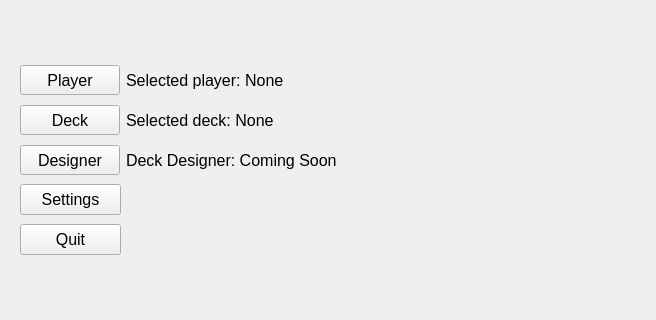
Old version of the form src/ui/main_window.ui in the repository nikolovdeyan/flashkarti; both pictures show x 0 to 656 and y 165 to 485 of the 946 by 640 pixel window.
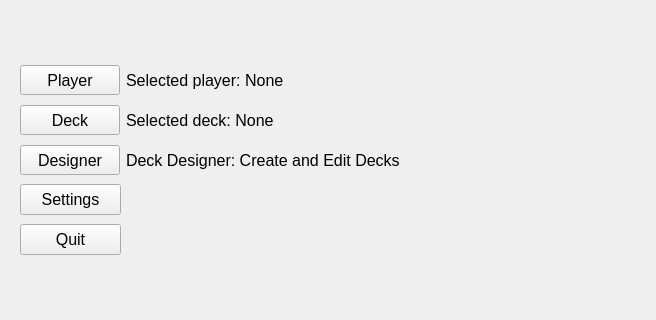
New version of the form.

Commit message: creating designer window

Diff of the .ui file:
```diff
--- a/src/ui/main_window.ui
+++ b/src/ui/main_window.ui
@@ -296,7 +296,7 @@
         </font>
        </property>
        <property name="text">
-        <string>Deck Designer: Coming Soon</string>
+        <string>Deck Designer: Create and Edit Decks</string>
        </property>
       </widget>
      </item>
```
The commit also changes 3 other files.
